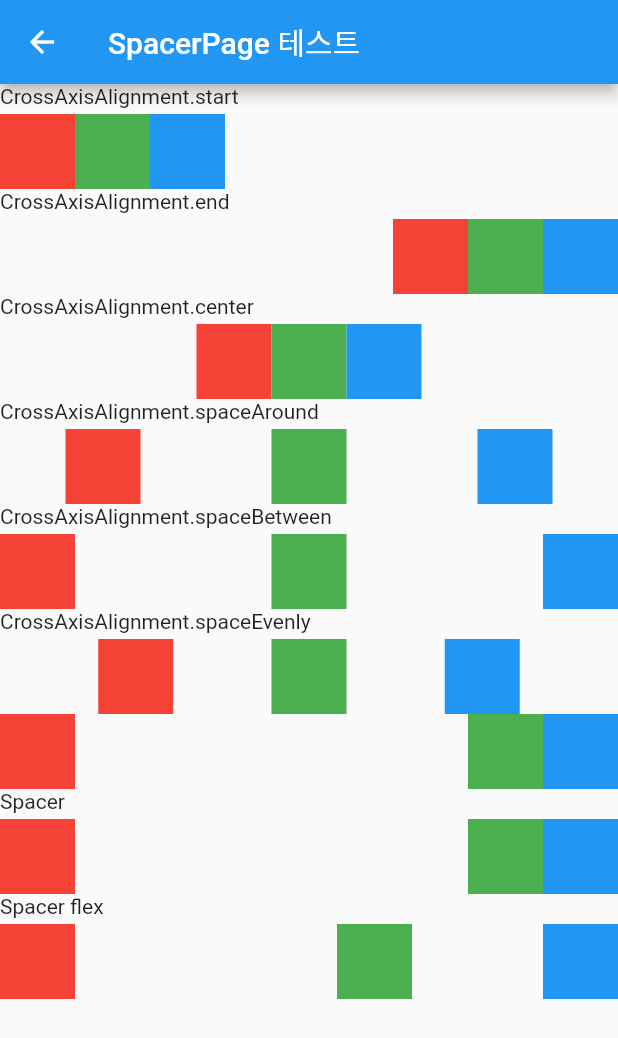
After one commit to dkfjsdif10815kljrwnef/savedata, a Flutter app: the SpacerPage screen opened directly, on a phone screen of 412 x 824 dp. The commit adds this screen. Shown: the top 1038 px of the screen. Run offline on Flutter 3.47's test engine with Material 2 defaults, Android fonts, the phone set to English and light mode, and no system bars; our stand-ins replace get.

Commit message:
0214 commit

```diff
--- a/lib/main.dart
+++ b/lib/main.dart
@@ -59,6 +59,11 @@ class MyApp extends StatelessWidget {
               name: "/user/:uid",
               page: () => UserPage(),
               transition: Transition.zoom),
+          GetPage(
+              //url param 전달
+              name: "/user/:uid",
+              page: () => UserPage(),
+              transition: Transition.zoom),
         ]);
   }
 }
--- a/lib/src/layout_home.dart
+++ b/lib/src/home/layout_home.dart
@@ -2,10 +2,12 @@ import 'package:flutter/cupertino.dart';
 import 'package:flutter/material.dart';
 import 'package:get/get.dart';
 import 'package:savedata/src/pages/first.dart';
+import 'package:savedata/src/pages/layout_test.dart';
 import 'package:savedata/src/pages/listview.dart';
 import 'package:savedata/src/pages/next.dart';
 import 'package:savedata/src/pages/reactive_state_manage_page.dart';
 import 'package:savedata/src/pages/simple_state_manage_page.dart';
+import 'package:savedata/src/pages/layout_spacer.dart';
 import 'package:savedata/src/pages/textField.dart';
 import 'package:savedata/src/pages/textField2.dart';
 
@@ -27,6 +29,24 @@ class LayoutHome extends StatelessWidget {
               // ));
               Get.to(ListViewPage());
             }),
+        RaisedButton(
+            child: Text("Spacer"),
+            onPressed: () {
+              //기존소스
+              // Navigator.of(context).push(MaterialPageRoute(
+              //   builder: (_) => FirstPage(),
+              // ));
+              Get.to(SpacerPage());
+            }),
+        RaisedButton(
+            child: Text("SpacerTest01Page"),
+            onPressed: () {
+              //기존소스
+              // Navigator.of(context).push(MaterialPageRoute(
+              //   builder: (_) => FirstPage(),
+              // ));
+              Get.to(SpacerTest01Page());
+            }),
       ])),
     );
   }
--- /dev/null
+++ b/lib/src/pages/layout_spacer.dart
@@ -0,0 +1,107 @@
+import 'package:flutter/material.dart';
+
+class SpacerPage extends StatelessWidget {
+  Widget buildBox(Color color) {
+    return Container(
+      width: 50.0,
+      height: 50.0,
+      color: color,
+    );
+  }
+
+  @override
+  Widget build(BuildContext context) {
+    return Scaffold(
+        appBar: AppBar(title: Text("SpacerPage 테스트")),
+        body: SingleChildScrollView(
+            child: Column(
+          crossAxisAlignment: CrossAxisAlignment.start,
+          children: <Widget>[
+            SizedBox(height: 20.0, child: Text('CrossAxisAlignment.start')),
+            Row(
+              mainAxisAlignment: MainAxisAlignment.start,
+              children: <Widget>[
+                buildBox(Colors.red),
+                buildBox(Colors.green),
+                buildBox(Colors.blue),
+              ],
+            ),
+            SizedBox(height: 20.0, child: Text('CrossAxisAlignment.end')),
+            Row(mainAxisAlignment: MainAxisAlignment.end, children: <Widget>[
+              buildBox(Colors.red),
+              buildBox(Colors.green),
+              buildBox(Colors.blue),
+            ]),
+            SizedBox(height: 20.0, child: Text('CrossAxisAlignment.center')),
+            Row(mainAxisAlignment: MainAxisAlignment.center, children: <Widget>[
+              buildBox(Colors.red),
+              buildBox(Colors.green),
+              buildBox(Colors.blue),
+            ]),
+            SizedBox(
+                height: 20.0, child: Text('CrossAxisAlignment.spaceAround')),
+            Row(
+              mainAxisAlignment: MainAxisAlignment.spaceAround,
+              children: <Widget>[
+                buildBox(Colors.red),
+                buildBox(Colors.green),
+                buildBox(Colors.blue),
+              ],
+            ),
+            SizedBox(
+                height: 20.0, child: Text('CrossAxisAlignment.spaceBetween')),
+            Row(
+              mainAxisAlignment: MainAxisAlignment.spaceBetween,
+              children: <Widget>[
+                buildBox(Colors.red),
+                buildBox(Colors.green),
+                buildBox(Colors.blue),
+              ],
+            ),
+            SizedBox(
+                height: 20.0, child: Text('CrossAxisAlignment.spaceEvenly')),
+            Row(
+              mainAxisAlignment: MainAxisAlignment.spaceEvenly,
+              children: <Widget>[
+                buildBox(Colors.red),
+                buildBox(Colors.green),
+                buildBox(Colors.blue),
+              ],
+            ),
+            SizedBox(
+                // height: 20.0, child: Text('CrossAxisAlignment.spaceEvenly')
+                ),
+            Row(
+              // mainAxisAlignment: MainAxisAlignment.spaceEvenly,
+              children: <Widget>[
+                buildBox(Colors.red),
+                Expanded(child: Container()),
+                buildBox(Colors.green),
+                buildBox(Colors.blue),
+              ],
+            ),
+            SizedBox(height: 20.0, child: Text('Spacer')),
+            Row(
+              // mainAxisAlignment: MainAxisAlignment.spaceEvenly,
+              children: <Widget>[
+                buildBox(Colors.red),
+                Spacer(),
+                buildBox(Colors.green),
+                buildBox(Colors.blue),
+              ],
+            ),
+            SizedBox(height: 20.0, child: Text('Spacer flex')),
+            Row(
+              // mainAxisAlignment: MainAxisAlignment.spaceEvenly,
+              children: <Widget>[
+                buildBox(Colors.red),
+                Spacer(flex: 2),
+                buildBox(Colors.green),
+                Spacer(flex: 1),
+                buildBox(Colors.blue),
+              ],
+            ),
+          ],
+        )));
+  }
+}
--- a/lib/src/pages/second.dart
+++ b/lib/src/pages/second.dart
@@ -1,6 +1,6 @@
 import 'package:flutter/cupertino.dart';
 import 'package:flutter/material.dart';
-import 'package:savedata/src/route_home.dart';
+import 'package:savedata/src/home/route_home.dart';
 import '../home.dart';
 
 class SecondPage extends StatelessWidget {
```
Also changed, not shown: lib/src/home.dart (+9 -4 lines), lib/src/home/format_home.dart (added, +30 -0 lines), lib/src/pages/dateFormat.dart (added, +40 -0 lines), lib/src/pages/layout_test.dart (added, +64 -0 lines), lib/src/home/future_home.dart (renamed from lib/src/future_home.dart), lib/src/home/route_home.dart (renamed from lib/src/route_home.dart), lib/src/home/textfield_home.dart (renamed from lib/src/textfield_home.dart).
